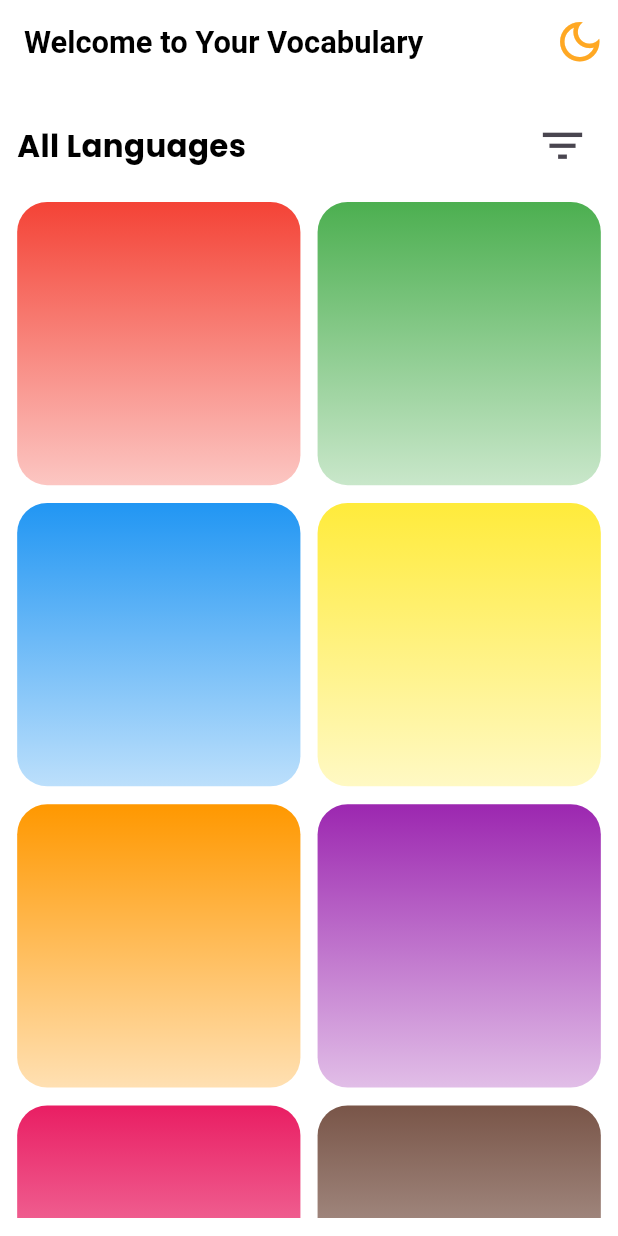
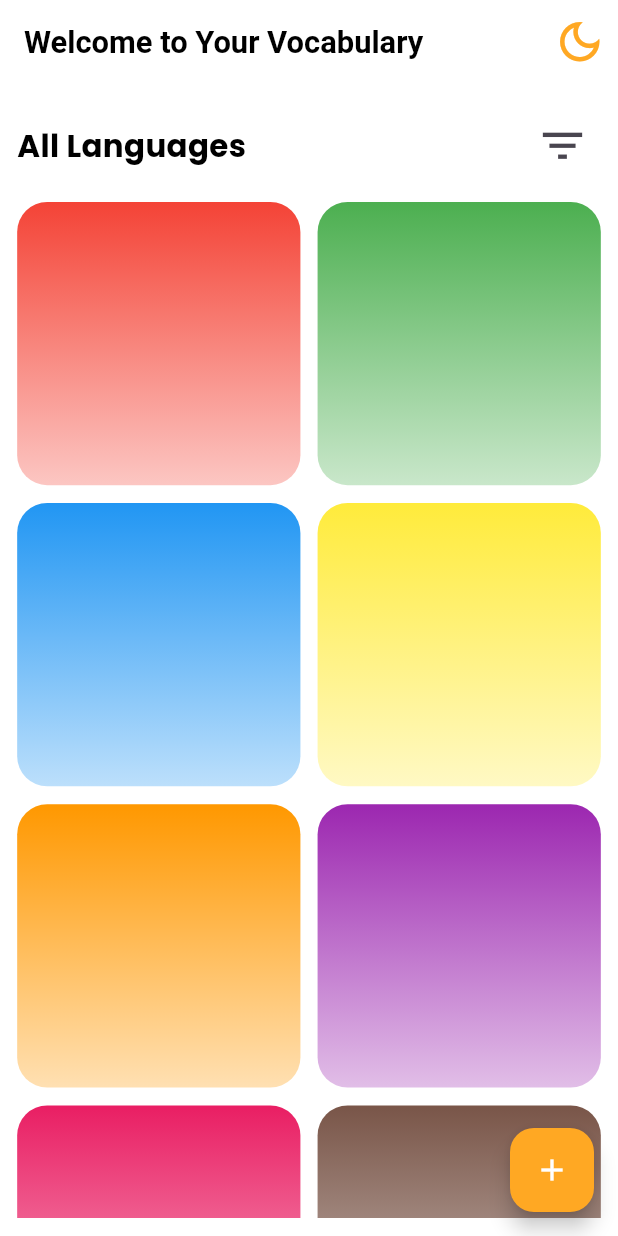
Before and after one commit to AbdoAlHady/Vocabulary_Note, a Flutter app: the screen it shows after launch, on a phone screen of 412 x 824 dp. Run offline on Flutter 3.47's test engine with Material 3 defaults, Android fonts, the phone set to English and light mode, and no system bars; drawn by our look-alikes of animated_text_kit; our stand-ins replace animated_background, flutter_bloc, flutter_screenutil, flutter_svg.

Commit message:
- added some text styles - added bottom sheet fo add new note added choose language type

```diff
--- a/lib/core/theme/app_text_styles.dart
+++ b/lib/core/theme/app_text_styles.dart
@@ -1,11 +1,21 @@
 import 'package:flutter/material.dart';
 import 'package:flutter_screenutil/flutter_screenutil.dart';
+import 'package:vocabulary_note/core/theme/app_colors.dart';
 
 abstract class AppTextStyles{
+
+
+  static  TextStyle font18DarkMedium= TextStyle(
+    fontSize: 18.sp,
+    fontWeight: FontWeight.w100,
+    color: AppColors.dark,
+  );
 
   static  TextStyle font18DarkBold= TextStyle(
     fontSize: 18.sp,
     fontWeight: FontWeight.bold,
     color: Colors.black,
   );
+
+
 }
--- a/lib/ui/screens/home_screen.dart
+++ b/lib/ui/screens/home_screen.dart
@@ -1,6 +1,8 @@
 import 'package:flutter/material.dart';
 import 'package:flutter_screenutil/flutter_screenutil.dart';
+import 'package:vocabulary_note/core/theme/app_colors.dart';
 import 'package:vocabulary_note/helpers/spacing.dart';
+import 'package:vocabulary_note/ui/widgets/home/add_note/add_note_bottom_sheet.dart';
 import 'package:vocabulary_note/ui/widgets/home/home_app_bar.dart';
 
 import '../widgets/home/home_body.dart';
@@ -13,9 +15,22 @@ class HomeScreen extends StatelessWidget {
   Widget build(BuildContext context) {
     return Scaffold(
       appBar: const HomeAppBar(),
+      floatingActionButton: FloatingActionButton(
+        backgroundColor: AppColors.primary,
+        onPressed: () {
+          showModalBottomSheet(
+            context: context,
+            builder: (context) => const AddNoteBottomSheet(),
+          );
+        },
+        child: const Icon(
+          Icons.add,
+          color: AppColors.white,
+        ),
+      ),
       body: Padding(
         padding: EdgeInsets.symmetric(horizontal: 10.w, vertical: 10.h),
-        child:  CustomScrollView(
+        child: CustomScrollView(
           slivers: [
             const SliverToBoxAdapter(child: HomeFilter()),
             SliverToBoxAdapter(child: verticalSpace(10)),
```
Also changed, not shown: lib/ui/widgets/home/add_note/add_note_bottom_sheet.dart (added, +24 -0 lines), lib/ui/widgets/home/add_note/chose_language_type.dart (added, +48 -0 lines).
